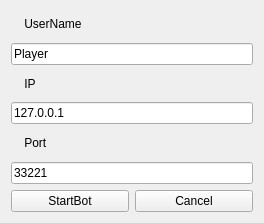
First picture: the form in SnakeBot/enter.ui, repository Razorlance/SnakeGame, before the edit.
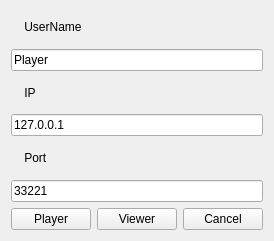
Second picture: the form after the edit.

Commit message: Basis for four players made

```diff
--- a/SnakeBot/enter.ui
+++ b/SnakeBot/enter.ui
@@ -7,7 +7,7 @@
     <x>0</x>
     <y>0</y>
     <width>264</width>
-    <height>223</height>
+    <height>241</height>
    </rect>
   </property>
   <property name="sizePolicy">
@@ -75,7 +75,14 @@
        <item>
         <widget class="QPushButton" name="PlayerButton">
          <property name="text">
-          <string>StartBot</string>
+          <string>Player</string>
+         </property>
+        </widget>
+       </item>
+       <item>
+        <widget class="QPushButton" name="ViewerButton">
+         <property name="text">
+          <string>Viewer</string>
          </property>
         </widget>
        </item>
```
The commit also changes 8 other files.
